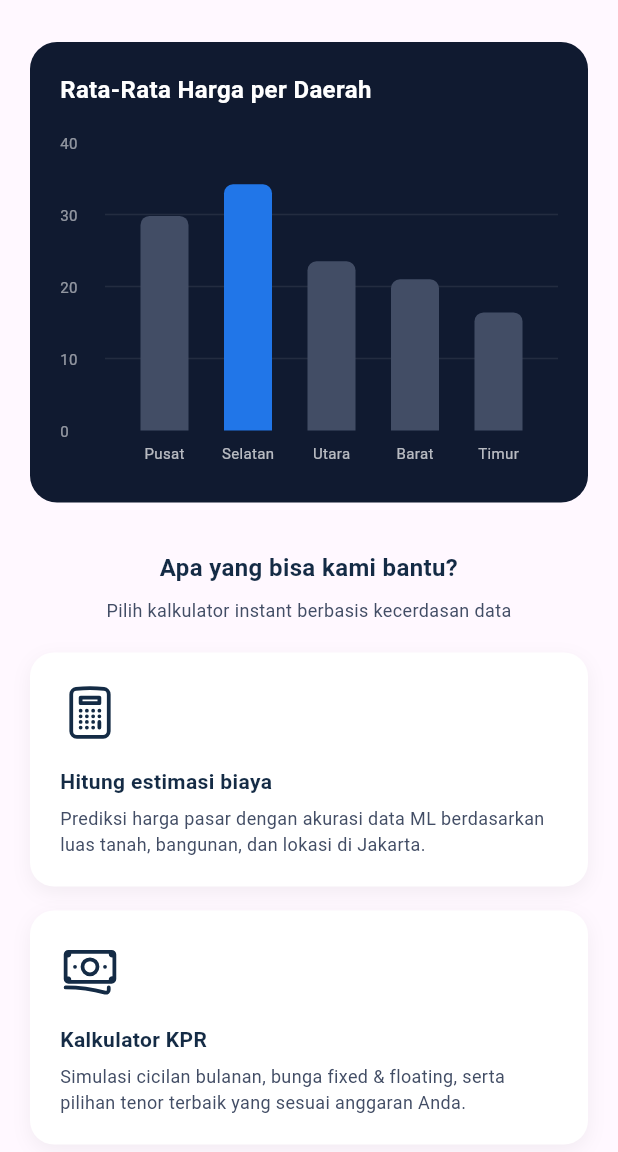
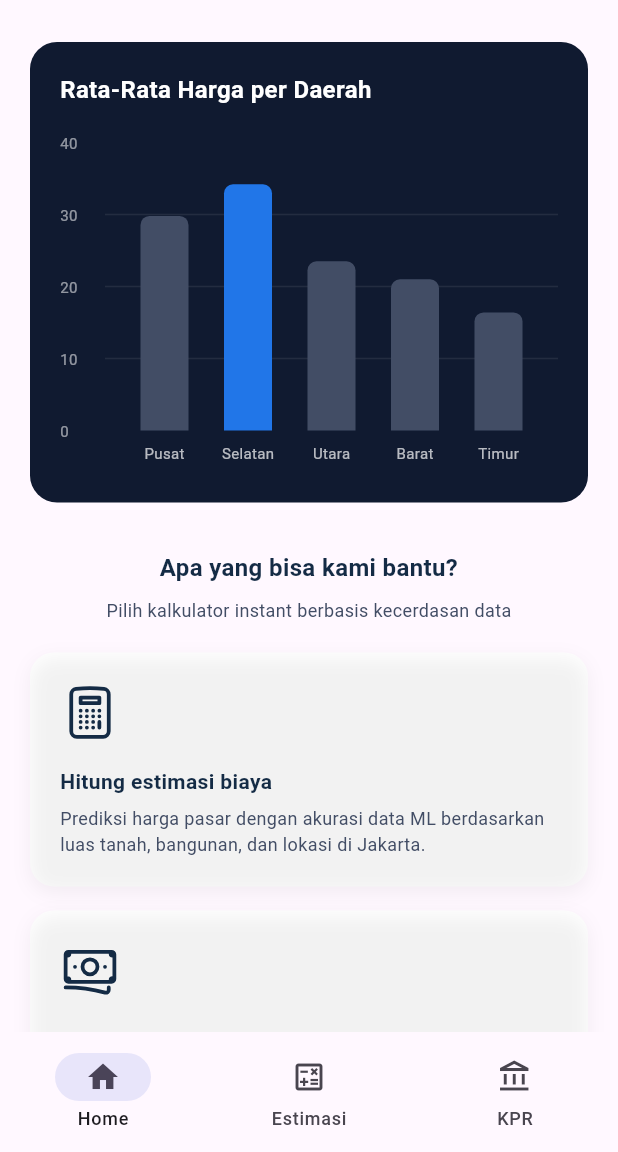
Before and after one commit to TI3G-PBL-House-Price/houseprice-mobile-app, a Flutter app: the screen it shows after launch, on a phone screen of 412 x 824 dp, the part 84-1236 px from its top. Run offline on Flutter 3.47's test engine with Material 3 defaults, Android fonts, the phone set to English and light mode, and no system bars; drawn by our look-alikes of fl_chart; our stand-ins replace flutter_svg, go_router.

Commit message:
feat : navbar dan navigasi

```diff
--- /dev/null
+++ b/lib/app/main_shell.dart
@@ -0,0 +1,50 @@
+
+import 'package:flutter/material.dart';
+import 'package:go_router/go_router.dart';
+
+class MainShell extends StatelessWidget {
+  final StatefulNavigationShell navigationShell;
+
+  const MainShell({
+    super.key,
+    required this.navigationShell,
+  });
+
+  @override
+  Widget build(BuildContext context) {
+    return Scaffold(
+      body: navigationShell,
+
+      bottomNavigationBar: NavigationBar(
+        backgroundColor: const Color(0xFFFFF8FF),
+        indicatorColor: const Color(0xFFE8E5FA),
+        selectedIndex: navigationShell.currentIndex,
+
+        onDestinationSelected: (index) {
+          navigationShell.goBranch(
+            index,
+            initialLocation: index == navigationShell.currentIndex,
+          );
+        },
+
+        destinations: const [
+          NavigationDestination(
+            icon: Icon(Icons.home_outlined),
+            selectedIcon: Icon(Icons.home),
+            label: 'Home',
+          ),
+          NavigationDestination(
+            icon: Icon(Icons.calculate_outlined),
+            selectedIcon: Icon(Icons.calculate),
+            label: 'Estimasi',
+          ),
+          NavigationDestination(
+            icon: Icon(Icons.account_balance_outlined),
+            selectedIcon: Icon(Icons.account_balance),
+            label: 'KPR',
+          ),
+        ],
+      ),
+    );
+  }
+}
--- a/lib/app/router.dart
+++ b/lib/app/router.dart
@@ -1,19 +1,57 @@
 
 import 'package:flutter/material.dart';
 import 'package:go_router/go_router.dart';
+
+import 'main_shell.dart';
 import '../features/splash/splash_screen.dart';
 import '../features/home/home_page.dart';
+import '../features/estimation/estimation_page.dart';
+import '../features/mortgage/mortgage_page.dart';
 
 final appRouter = GoRouter(
   initialLocation: '/splash',
+
   routes: [
     GoRoute(
       path: '/splash',
       builder: (context, state) => const SplashScreen(),
     ),
-    GoRoute(
-      path: '/home',
-      builder: (context, state) => const HomeScreen(),
+
+    StatefulShellRoute.indexedStack(
+      builder: (context, state, navigationShell) {
+        return MainShell(
+          navigationShell: navigationShell,
+        );
+      },
+
+      branches: [
+        StatefulShellBranch(
+          routes: [
+            GoRoute(
+              path: '/home',
+              builder: (context, state) => const HomeScreen(),
+            ),
+          ],
+        ),
+
+        StatefulShellBranch(
+          routes: [
+            GoRoute(
+              path: '/estimation',
+              builder: (context, state) => const EstimationPage(),
+            ),
+          ],
+        ),
+
+        StatefulShellBranch(
+          routes: [
+            GoRoute(
+              path: '/mortgage',
+              builder: (context, state) => const MortgagePage(),
+            ),
+          ],
+        ),
+      ],
     ),
   ],
 );
--- a/lib/features/home/home_page.dart
+++ b/lib/features/home/home_page.dart
@@ -1,6 +1,7 @@
 
 import 'package:flutter/material.dart';
 import 'package:flutter_svg/flutter_svg.dart';
+import 'package:go_router/go_router.dart';
 import '/../core/chart/price_chart.dart';
 
 class HomeScreen extends StatelessWidget {
@@ -90,7 +91,6 @@ class HomeScreen extends StatelessWidget {
 
                 const SizedBox(height: 32),
 
-
                 const Text(
                   'Apa yang bisa kami bantu?',
                   textAlign: TextAlign.center,
@@ -114,22 +114,28 @@ class HomeScreen extends StatelessWidget {
 
                 const SizedBox(height: 20),
 
-
+                // ESTIMATION CARD
                 _buildFeatureCard(
                   icon: 'assets/icons/CalculatorIcon.svg',
                   title: 'Hitung estimasi biaya',
                   description:
                       'Prediksi harga pasar dengan akurasi data ML berdasarkan luas tanah, bangunan, dan lokasi di Jakarta.',
+                  onTap: () {
+                    context.go('/estimation');
+                  },
                 ),
 
                 const SizedBox(height: 16),
 
-
+                // MORTGAGE CARD
                 _buildFeatureCard(
                   icon: 'assets/icons/BanknotesIcon.svg',
                   title: 'Kalkulator KPR',
                   description:
                       'Simulasi cicilan bulanan, bunga fixed & floating, serta pilihan tenor terbaik yang sesuai anggaran Anda.',
+                  onTap: () {
+                    context.go('/mortgage');
+                  },
                 ),
 
                 const SizedBox(height: 24),
@@ -146,13 +152,21 @@ class HomeScreen extends StatelessWidget {
     required String icon,
     required String title,
     required String description,
+    required VoidCallback onTap,
   }) {
-    return Container(
+    return Material(
+      color: Colors.white,
+      borderRadius: BorderRadius.circular(16),
+
+      child: InkWell(
+        onTap: onTap,
+        borderRadius: BorderRadius.circular(16),
+
+        child: Container(
           width: double.infinity,
           padding: const EdgeInsets.all(20),
 
           decoration: BoxDecoration(
-        color: Colors.white,
             borderRadius: BorderRadius.circular(16),
             boxShadow: [
               BoxShadow(
@@ -199,6 +213,8 @@ class HomeScreen extends StatelessWidget {
               ),
             ],
           ),
+        ),
+      ),
     );
   }
 }
```
Also changed, not shown: lib/features/estimation/estimation_page.dart (added, +21 -0 lines), lib/features/mortgage/mortgage_page.dart (added, +21 -0 lines). Lines whose indentation alone changed are shown as unchanged.
